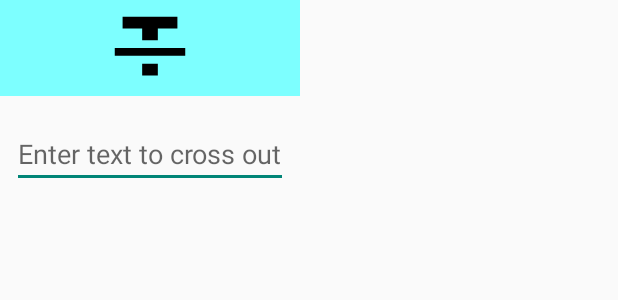
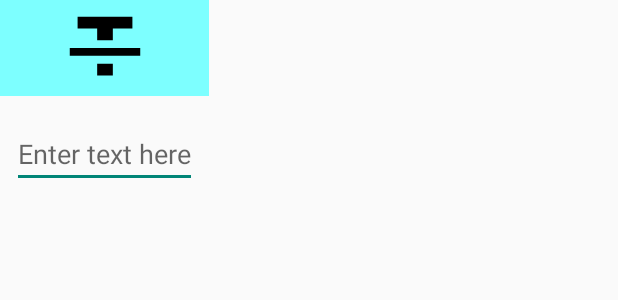
Before and after one commit to mileskrell/strikethrough, an Android app built with Jetpack Compose: the layout quick_settings_dialog.xml on its own in the app's theme, with its tools: preview values and no code run, on a phone screen of 412 x 824 dp. Shown: the top 300 px of the screen. Run offline under Robolectric (Android 15) with nearby library versions, the phone set to English and light mode, and no system bars.

Commit message:
Improve another string

```diff
--- a/app/src/main/res/values/strings.xml
+++ b/app/src/main/res/values/strings.xml
@@ -1,7 +1,7 @@
 <resources>
     <string name="app_name">Strikethrough</string>
     <string name="main_activity_title">Instructions</string>
-    <string name="text_field_placeholder">Enter text to cross out</string>
+    <string name="text_field_placeholder">Enter text here</string>
     <string name="copy_to_clipboard_action">Copy to clipboard</string>
     <string name="copied_to_clipboard_confirmation">Copied to clipboard</string>
     <string name="clip_data_label">crossed out text</string>
```
Also changed, not shown: 1 other file.
